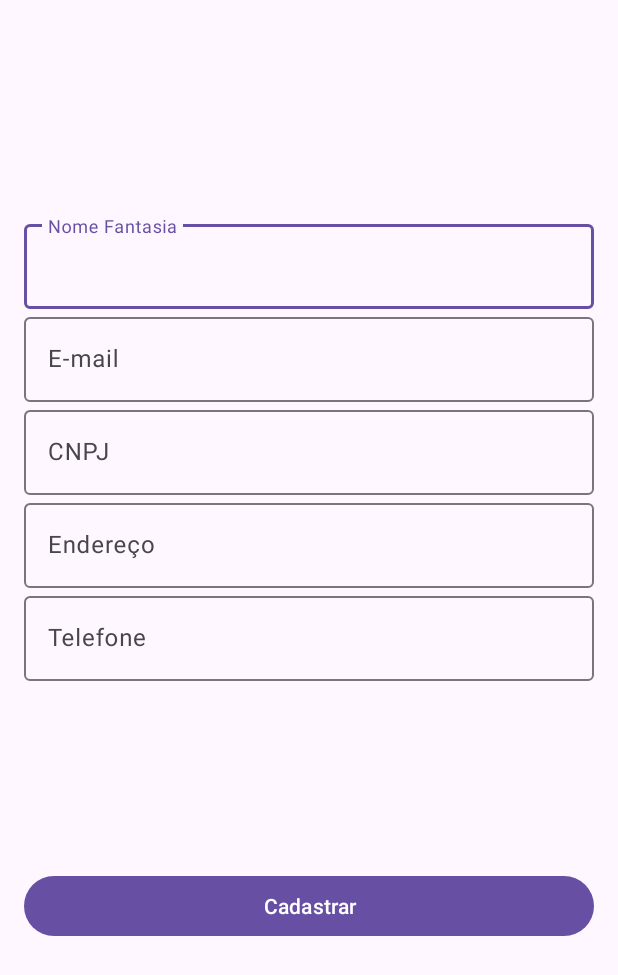
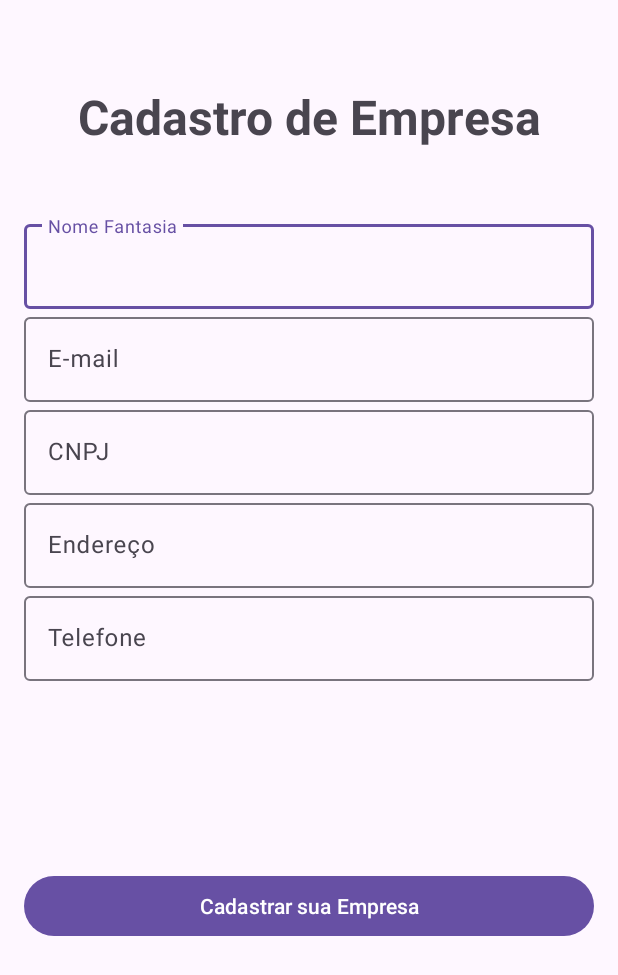
Before and after one commit to NickHirata/marketplace_android, an Android app: the RegistroEmpresaActivity screen opened directly, with no data from a screen before it, on a phone screen of 412 x 824 dp. Shown: the top 975 px of the screen. Run offline under Robolectric (Android 15) with nearby library versions, the phone set to English and light mode, and no system bars.

Commit message:
atualizacao tela

```diff
--- a/app/src/main/java/br/com/projeto_android/RegistroEmpresaActivity.kt
+++ b/app/src/main/java/br/com/projeto_android/RegistroEmpresaActivity.kt
@@ -51,7 +51,7 @@ class RegistroEmpresaActivity : AppCompatActivity() {
         val address = addressEditText.text.toString().trim()
         val phone = phoneEditText.text.toString().trim()
 
-        if (companyName.isEmpty()) {
+       /* if (companyName.isEmpty()) {
             companyNameInputLayout.error = "Nome Fantasia é obrigatório"
             return
         } else {
@@ -84,7 +84,7 @@ class RegistroEmpresaActivity : AppCompatActivity() {
             return
         } else {
             phoneInputLayout.error = null
-        }
+        }*/
 
         // Aqui você pode adicionar a lógica para cadastro.
         // Por exemplo, fazer uma chamada de rede para enviar os dados.
--- a/app/src/main/res/layout/cadastro_empresa.xml
+++ b/app/src/main/res/layout/cadastro_empresa.xml
@@ -8,6 +8,19 @@
     tools:context=".RegistroEmpresaActivity">
 
     <!-- Toolbar -->
+
+    <!-- Label "Cadastre-se" -->
+    <TextView
+        android:id="@+id/registerLabel"
+        android:layout_width="wrap_content"
+        android:layout_height="wrap_content"
+        android:text="Cadastro de Empresa"
+        android:textSize="32dp"
+        android:textStyle="bold"
+        app:layout_constraintEnd_toEndOf="parent"
+        app:layout_constraintStart_toStartOf="parent"
+        app:layout_constraintTop_toTopOf="parent"
+        android:layout_marginTop="40dp"/>
 
     <!-- Company Name Input -->
 
@@ -101,7 +114,7 @@
         android:id="@+id/registerButton"
         android:layout_width="0dp"
         android:layout_height="wrap_content"
-        android:text="Cadastrar"
+        android:text="Cadastrar sua Empresa"
         app:layout_constraintBottom_toBottomOf="parent"
         app:layout_constraintEnd_toEndOf="parent"
         app:layout_constraintStart_toStartOf="parent"
```
Also changed, not shown: app/src/main/res/layout/cadastro_cliente.xml (+13 -0 lines), app/src/main/res/layout/cadastro_funcionario.xml (+13 -0 lines).
